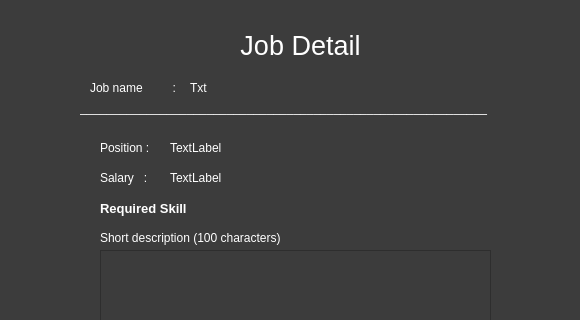
The window that ui_form/View_Job_detail.ui (Sirawap/PathFinder-Project) describes before a commit, drawn with Qt 5; both pictures show x 0 to 580 and y 0 to 320 of the 580 by 532 pixel window.
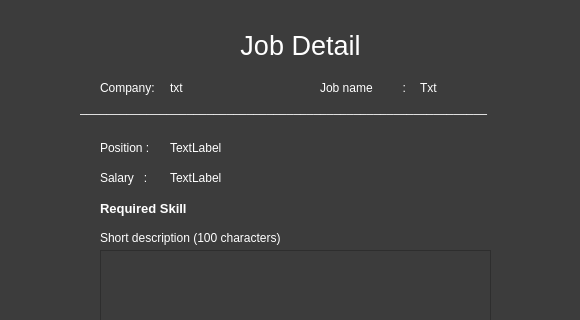
The same window after the commit.

Diff of the .ui file:
```diff
--- a/ui_form/View_Job_detail.ui
+++ b/ui_form/View_Job_detail.ui
@@ -101,7 +101,7 @@
   <widget class="QLabel" name="label_2">
    <property name="geometry">
     <rect>
-     <x>90</x>
+     <x>320</x>
      <y>80</y>
      <width>111</width>
      <height>16</height>
@@ -199,7 +199,7 @@
   <widget class="QLabel" name="label_jobName">
    <property name="geometry">
     <rect>
-     <x>190</x>
+     <x>420</x>
      <y>80</y>
      <width>121</width>
      <height>16</height>
@@ -308,6 +308,32 @@
     <string>View company profile</string>
    </property>
   </widget>
+  <widget class="QLabel" name="label_company">
+   <property name="geometry">
+    <rect>
+     <x>170</x>
+     <y>80</y>
+     <width>121</width>
+     <height>16</height>
+    </rect>
+   </property>
+   <property name="text">
+    <string>txt</string>
+   </property>
+  </widget>
+  <widget class="QLabel" name="label_3">
+   <property name="geometry">
+    <rect>
+     <x>100</x>
+     <y>80</y>
+     <width>61</width>
+     <height>16</height>
+    </rect>
+   </property>
+   <property name="text">
+    <string>Company:</string>
+   </property>
+  </widget>
  </widget>
  <resources/>
  <connections/>
```
